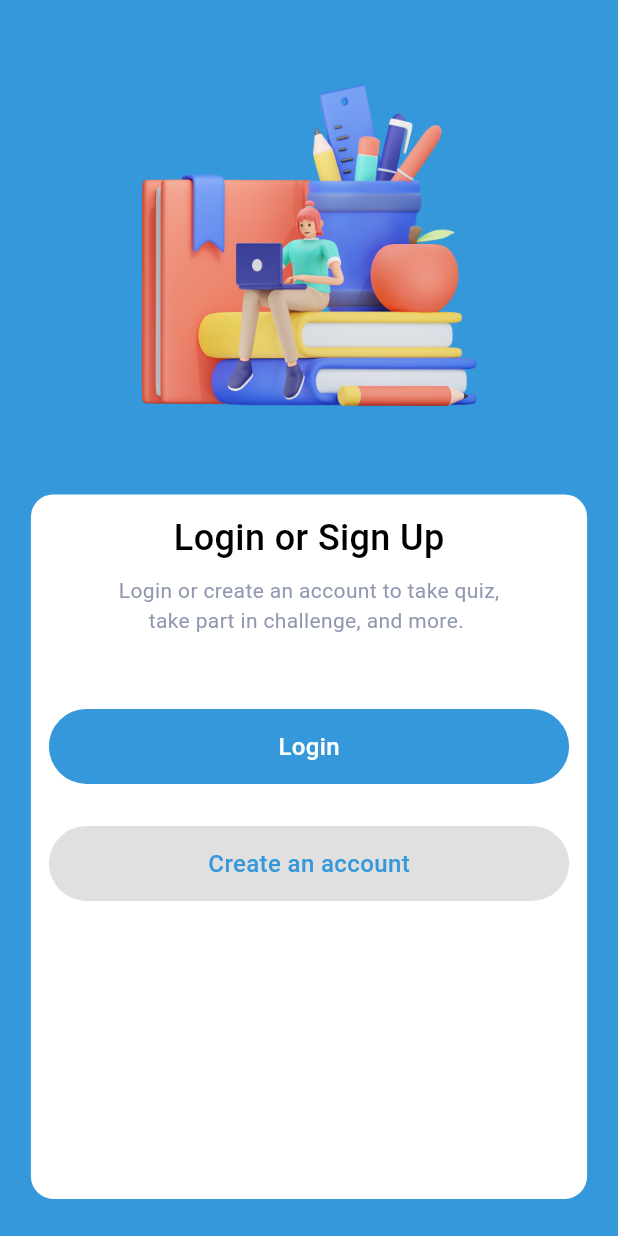
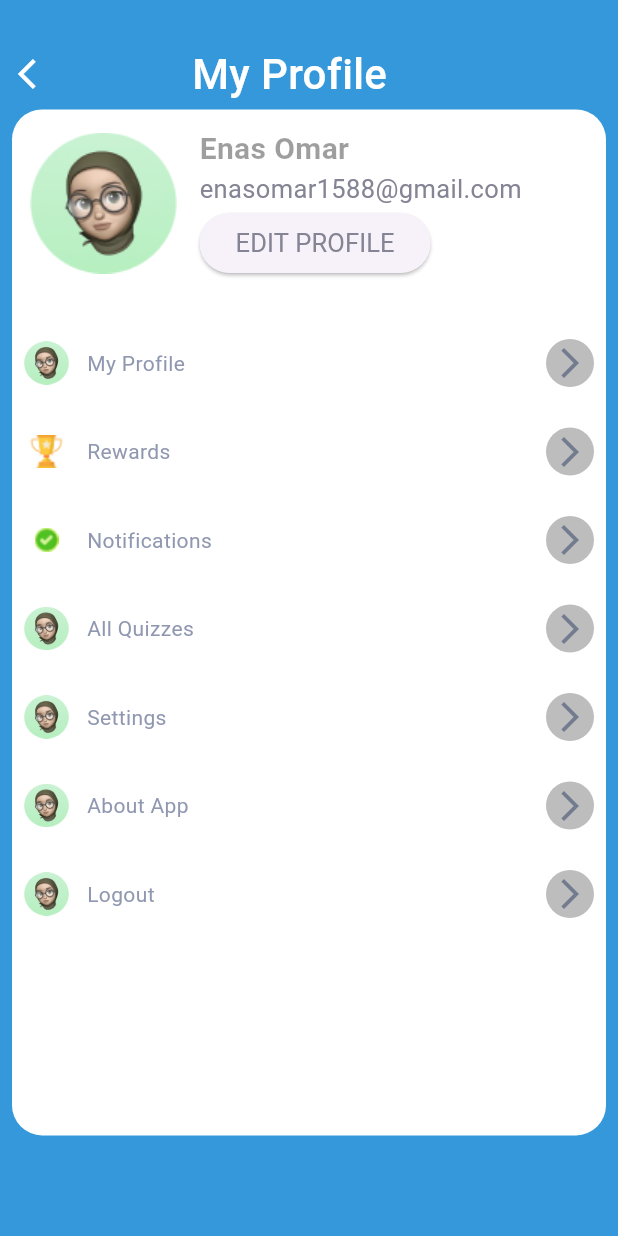
Before and after one commit to mahmoudrabie97/quiz_APP, a Flutter app: the screen it shows after launch, on a phone screen of 412 x 824 dp. Run offline on Flutter 3.47's test engine with Material 3 defaults, Android fonts, the phone set to English and light mode, and no system bars; our stand-ins replace flutter_bloc, flutter_svg, shared_preferences; project files that could hold a hidden picture were left out.

Commit message:
add profile view

```diff
--- a/lib/main.dart
+++ b/lib/main.dart
@@ -2,6 +2,7 @@ import 'package:flutter/material.dart';
 import 'package:quizapp/pages/Auth_pages/loginpage/login_page.dart';
 import 'package:quizapp/pages/home_quize_page/home_quize_page.dart';
 import 'package:quizapp/pages/home_quize_page/root_homepage.dart';
+import 'package:quizapp/pages/my_profile/my_profile_view.dart';
 import 'package:quizapp/pages/onboarding/onboarding_view.dart';
 import 'package:quizapp/utilites/appcolors.dart';
 
@@ -25,7 +26,7 @@ class MyApp extends StatelessWidget {
           backgroundColor: AppColor.primary,
         ),
       ),
-      home: const OnBoardingView(),
+      home: const MyProfileView(),
     );
   }
 }
--- /dev/null
+++ b/lib/pages/my_profile/my_profile_view.dart
@@ -0,0 +1,13 @@
+import 'package:flutter/material.dart';
+import 'package:quizapp/pages/my_profile/widgets/custom_profile_body.dart';
+
+class MyProfileView extends StatelessWidget {
+  const MyProfileView({Key? key}) : super(key: key);
+
+  @override
+  Widget build(BuildContext context) {
+    return const Scaffold(
+      body: CustomProfileBody(),
+    );
+  }
+}
--- /dev/null
+++ b/lib/pages/my_profile/widgets/custom_appbar_profile.dart
@@ -0,0 +1,29 @@
+import 'package:flutter/material.dart';
+
+import '../../../utilites/appcolors.dart';
+import '../../../utilites/styles.dart';
+
+class CustomAppbarProfile extends StatelessWidget {
+  const CustomAppbarProfile({Key? key}) : super(key: key);
+
+  @override
+  Widget build(BuildContext context) {
+    return  Padding(
+      padding: const EdgeInsets.only(top: 25),
+      child: Row(
+        children: [
+          IconButton(
+            onPressed: () {},
+            icon: const Icon(
+              Icons.arrow_back_ios,
+              color: AppColor.whiteColor,
+            ),
+          ),
+          const SizedBox(width: 80,),
+
+          const Text('My Profile',style: Styles.style28,),
+        ],
+      ),
+    );
+  }
+}
--- /dev/null
+++ b/lib/pages/my_profile/widgets/custom_circular_button.dart
@@ -0,0 +1,27 @@
+import 'package:flutter/material.dart';
+
+import '../../../utilites/appcolors.dart';
+class CustomCircularButton extends StatelessWidget {
+  const CustomCircularButton({Key? key}) : super(key: key);
+
+  @override
+  Widget build(BuildContext context) {
+    return   GestureDetector(
+      child: Container(
+          width: 32,
+          height: 32,
+          decoration: const BoxDecoration(
+              color: AppColor.lightGreyColor,
+              borderRadius: BorderRadius.all(Radius.circular(30))
+          ),
+          child:
+          Center(
+            child: Icon(
+              Icons.arrow_forward_ios_outlined,
+              color: AppColor.darkGrey,
+
+            ),
+          )),
+    );
+  }
+}
--- /dev/null
+++ b/lib/pages/my_profile/widgets/custom_main_profile_container.dart
@@ -0,0 +1,42 @@
+import 'package:flutter/material.dart';
+import 'package:quizapp/utilites/appcolors.dart';
+
+import '../../../utilites/assets.dart';
+import 'custom_row_main_information.dart';
+import 'custom_row_settings.dart';
+
+
+class CustomMainProfileContainer extends StatelessWidget {
+  const CustomMainProfileContainer({Key? key}) : super(key: key);
+
+  @override
+  Widget build(BuildContext context) {
+    return Padding(
+      padding: const EdgeInsets.only(left: 8,right: 8),
+      child: Container(
+        height: MediaQuery.of(context).size.height *.83,
+        decoration: const BoxDecoration(
+          color: AppColor.whiteColor,
+          borderRadius: BorderRadius.all(Radius.circular(20),),
+
+
+        ),
+        child: const Column(
+          children: [
+            CustomRowMainInformation(),
+            SizedBox(
+              height: 40,
+            ),
+            CustomRowSettings(image: AssetsData.person, text: 'My Profile',),
+            CustomRowSettings(image: AssetsData.win, text: 'Rewards',),
+            CustomRowSettings(image: AssetsData.accept, text: 'Notifications',),
+            CustomRowSettings(image: AssetsData.person, text: 'All Quizzes',),
+            CustomRowSettings(image: AssetsData.person, text: 'Settings',),
+            CustomRowSettings(image: AssetsData.person, text: 'About App',),
+            CustomRowSettings(image: AssetsData.person, text: 'Logout',),
+          ],
+        ),
+      ),
+    );
+  }
+}
--- /dev/null
+++ b/lib/pages/my_profile/widgets/custom_profile_body.dart
@@ -0,0 +1,25 @@
+import 'package:flutter/material.dart';
+import 'package:quizapp/utilites/appcolors.dart';
+import 'package:quizapp/utilites/assets.dart';
+import 'package:quizapp/utilites/styles.dart';
+
+import 'custom_appbar_profile.dart';
+import 'custom_main_profile_container.dart';
+import 'custom_row_settings.dart';
+
+class CustomProfileBody extends StatelessWidget {
+  const CustomProfileBody({Key? key}) : super(key: key);
+
+  @override
+  Widget build(BuildContext context) {
+    return const SafeArea(
+        child: Column(
+      children: [
+        CustomAppbarProfile(),
+        CustomMainProfileContainer(),
+
+
+      ],
+    ));
+  }
+}
--- /dev/null
+++ b/lib/pages/my_profile/widgets/custom_row_main_information.dart
@@ -0,0 +1,39 @@
+import 'package:flutter/cupertino.dart';
+import 'package:flutter/material.dart';
+import 'package:quizapp/utilites/appcolors.dart';
+import 'package:quizapp/utilites/assets.dart';
+import 'package:quizapp/utilites/styles.dart';
+import 'package:quizapp/utilites/widgets/custombutton.dart';
+
+import '../../../utilites/widgets/custom_small_button_text.dart';
+
+class CustomRowMainInformation extends StatelessWidget {
+  const CustomRowMainInformation({Key? key}) : super(key: key);
+
+  @override
+  Widget build(BuildContext context) {
+    return Padding(
+      padding: const EdgeInsets.only(left: 12,top: 12),
+      child: Row(
+        children: [
+          Image.asset(AssetsData.person),
+          SizedBox(width: 15,),
+          Column(
+            crossAxisAlignment: CrossAxisAlignment.start,
+            children: [
+              Text(
+                'Enas Omar',
+                style: Styles.style20.copyWith(color: Color(0x61000000)),
+              ),
+              Text(
+                'enasomar1588@gmail.com',
+                style: Styles.style17,
+              ),
+              CustomSmallButtonText(text: 'EDIT PROFILE',)
+            ],
+          ),
+        ],
+      ),
+    );
+  }
+}
--- /dev/null
+++ b/lib/pages/my_profile/widgets/custom_row_settings.dart
@@ -0,0 +1,31 @@
+import 'package:flutter/material.dart';
+import 'package:quizapp/utilites/appcolors.dart';
+import 'package:quizapp/utilites/styles.dart';
+
+import 'custom_circular_button.dart';
+
+class CustomRowSettings extends StatelessWidget {
+  const CustomRowSettings({Key? key, required this.image, required this.text})
+      : super(key: key);
+  final String image;
+  final String text;
+
+  @override
+  Widget build(BuildContext context) {
+    return Padding(
+      padding: const EdgeInsets.only(left: 8,right: 8,bottom: 27),
+      child: Row(
+        children: [
+          Image.asset(image,width: 30,height: 30,),
+          const SizedBox(width: 12,),
+          Text(
+            text,
+            style: Styles.style14,
+          ),
+          const Spacer(),
+          const CustomCircularButton(),
+        ],
+      ),
+    );
+  }
+}
--- a/lib/utilites/appcolors.dart
+++ b/lib/utilites/appcolors.dart
@@ -7,6 +7,8 @@ class AppColor {
   static const lightGreenColor = Color(0xff88E68B);
   static const lightGreyColor = Color(0xFFBDBDBD);
   static const greenColor = Color(0xff2ECC71);
+  static const darkGrey = Color(0xff727C8E);
+
 
 
 
--- a/lib/utilites/assets.dart
+++ b/lib/utilites/assets.dart
@@ -8,5 +8,13 @@ class AssetsData{
   static const report = 'assets/images/blood-report.png';
   static const question = 'assets/images/question 1.png';
   static const cansel1 = 'assets/images/cancel 1.png';
+  static const person = 'assets/images/person.png';
+  static const about = 'assets/images/about 1.png';
+  static const gear = 'assets/images/gear 1.png';
+  static const ideas = 'assets/images/ideas 1.png';
+  static const individual = 'assets/images/individual 1.png';
+  static const medal = 'assets/images/medal 1.png';
+  static const niotification = 'assets/images/notification (1) 1.png';
+  static const shutDown = 'assets/images/shutdown 1.png';
 
 }
--- /dev/null
+++ b/lib/utilites/widgets/custom_small_button_text.dart
@@ -0,0 +1,12 @@
+import 'package:flutter/material.dart';
+import 'package:quizapp/utilites/styles.dart';
+
+class CustomSmallButtonText extends StatelessWidget {
+  const CustomSmallButtonText({Key? key, required this.text}) : super(key: key);
+  final String text;
+
+  @override
+  Widget build(BuildContext context) {
+    return   ElevatedButton(onPressed: (){}, child: Text(text,style: Styles.style17,), );
+  }
+}
```
Also changed, not shown: assets/images/about 1.png (added), assets/images/gear 1.png (added), assets/images/ideas 1.png (added), assets/images/individual 1.png (added), assets/images/medal 1.png (added), assets/images/notification (1) 1.png (added), assets/images/person.png (added), assets/images/shutdown 1.png (added).
